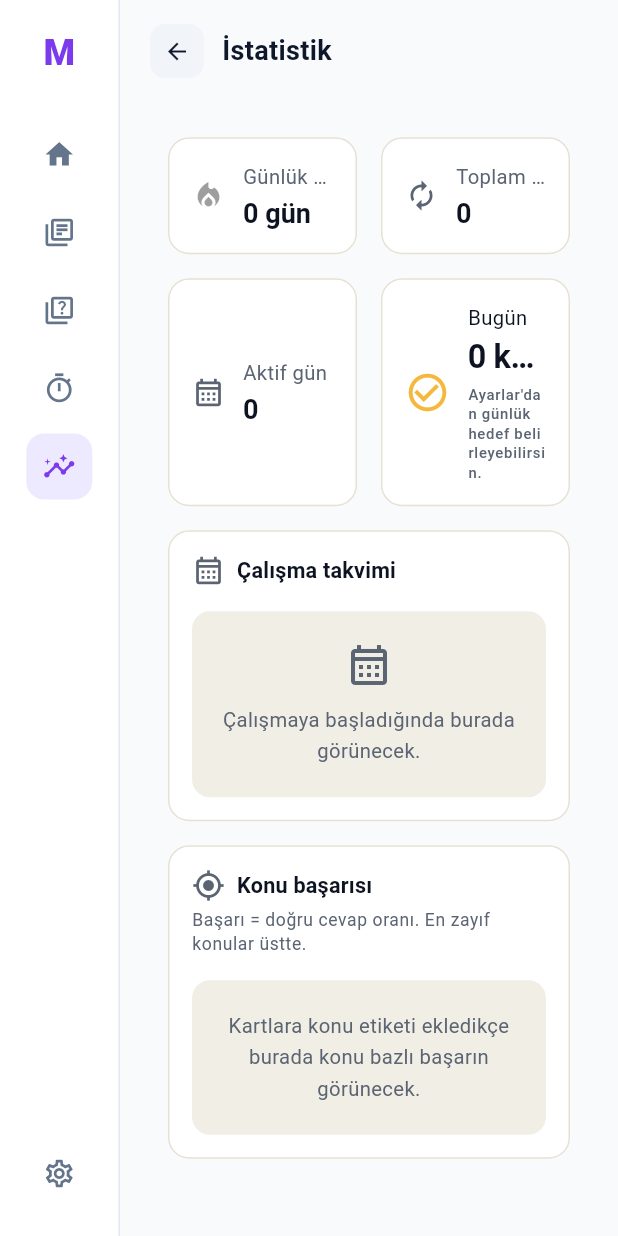
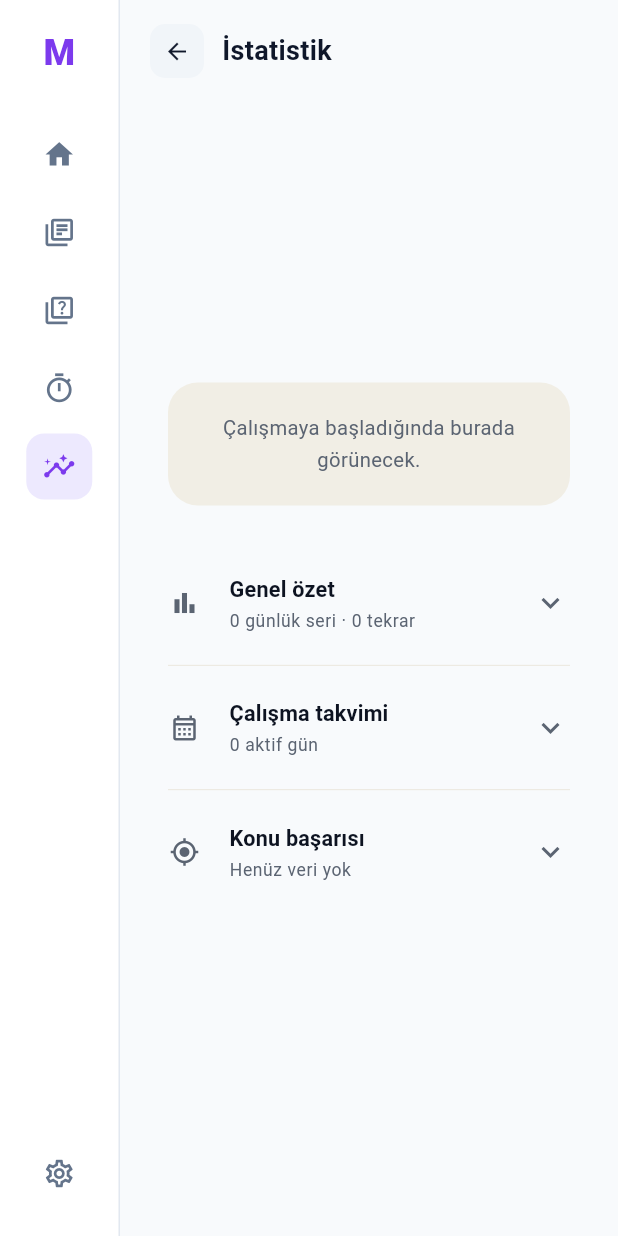
Before and after one commit to 5qzh4ds5q4-pixel/MedKart, a Flutter app: the screen it shows after launch, after a tap on the "insights" icon, on a phone screen of 412 x 824 dp. Run offline on Flutter 3.47's test engine with Material 3 defaults, Android fonts, the phone set to English and light mode, and no system bars; our stand-ins replace flutter_dotenv, pdf, shared_preferences, supabase_flutter; missing offline and left inert: dart:html, dart:js_interop; accounts and stored records are empty.

Commit message:
İstatistik ekranını dominant "bugünkü odak" kartı + katlanabilir satırlara çevir
2026-08-04 tarihli kart-ızgara düzeni tamamen kaldırıldı. Yerine:

- En üstte TEK dominant kart (_FocusCard): FlashcardStore.weakestTopicInfo
  (deck_list_screen'deki "En Zayıf Konu Antrenmanı" ile AYNI kaynak — yeni
  bir hesap icat edilmedi) + aynı konunun topicStats'taki successPercent'i.
  "Antrenmana başla" requireAuth ile sarılı, StudyScreen'i ignoreDueDate ile
  açıyor. weakestTopicInfo null ise _FocusEmptyCard düşüyor.
- Altında varsayılan KAPALI katlanabilir satırlar (_CollapsibleRow): Genel
  özet, Çalışma takvimi, Deste hazırlığı, Deneme sınavı trendi, Konu başarısı,
  Önümüzdeki 7 gün. Header'daki özet metinleri zaten hesaplanmış verilerden
  okunuyor, yeni hesap yok.
- Ekrandaki TEK amber vurgu bilerek odak kartında; alttaki satırlar nötr.

"Bugün İçin Özet" kartı BİLİNÇLİ olarak eklenmedi: üç ayrı yeni hesap
gerektiriyor ve "yeni hesap icat etme" kuralıyla çelişirdi.

Bölüm içerikleri artık satır açılmadan görünmediği için 5 test dosyasında
ilgili satırı açan tester.tap eklendi; daily_goal_test'teki "dar ekranda tek
sütuna düşer" testi silindi (ızgara kavramı retire olunca test edilecek bir
kırılma noktası kalmadı). Yeni stats_screen_test.dart (9 test).

667 -> 675/675 yeşil, flutter analyze bu dosyalarda 0 yeni uyarı.
Tarayıcıda görsel olarak DOĞRULANMADI.

Co-Authored-By: Claude Opus 5 (1M context) <noreply@anthropic.com>

```diff
--- a/lib/screens/stats_screen.dart
+++ b/lib/screens/stats_screen.dart
@@ -1,11 +1,13 @@
 import 'package:flutter/material.dart';
 import 'package:provider/provider.dart';
 
+import '../models/card_filter.dart';
 import '../srs/srs_engine.dart';
 import '../state/flashcard_store.dart';
 import '../state/study_settings.dart';
 import '../theme/app_theme.dart';
 import '../utils/breakpoints.dart';
+import '../utils/require_auth.dart';
 import '../widgets/app_shell.dart';
 import '../widgets/content_shell.dart';
 import '../widgets/daily_goal_ring.dart';
@@ -13,20 +15,23 @@ import '../widgets/exam_trend_chart.dart';
 import '../widgets/review_forecast_chart.dart';
 import '../widgets/study_heatmap.dart';
 import '../widgets/topic_success_bar.dart';
+import 'study_screen.dart';
 
 /// İstatistik ekranı: çalışma serisi (streak), günlük heatmap, deneme sınavı
 /// trendi ve konu bazlı başarı oranları. Amaç kullanıcının düzenini ve zayıf
 /// konusunu görmesi.
 ///
-/// DÜZEN (2026-08-04, referans tasarımdan): dikey liste yerine kart-ızgara.
-/// Üstte 4 metrik kartı yan yana, altında bölümler iki sütunlu ızgarada,
-/// en altta tam genişlik "Önümüzdeki 7 gün". Dar ekranda ızgara tek sütuna
-/// düşer (bkz. [_columnsFor]).
+/// DÜZEN (2026-08-17, referans taslaktan — kart-ızgara düzenini KALDIRDI):
+/// en üstte TEK dominant "bugünkü odak" kartı (en zayıf konu, bkz.
+/// [FlashcardStore.weakestTopicInfo] — YENİ bir hesap İCAT EDİLMEDİ, var
+/// olan "En Zayıf Konu Antrenmanı" mantığı aynen kullanıldı), altında
+/// varsayılan KAPALI katlanabilir satırlar (`_CollapsibleRow`). Her satırın
+/// İÇERİĞİ (StudyHeatmap, ExamTrendChart, _DeckReadinessBar, TopicSuccessBar,
+/// ReviewForecastChart, metrik kartları) DEĞİŞMEDİ — yalnızca artık bir
+/// ExpansionTile'ın içinde, açılana kadar gizli.
 ///
-/// Gövde bilinçli olarak `ListView` DEĞİL `SingleChildScrollView`: ızgarada
-/// bölümler yan yana durduğu için tembel oluşturma bir şey kazandırmıyor
-/// (içerik zaten sınırlı) ama görünmeyen sütunun hiç build edilmemesine yol
-/// açıyordu.
+/// Gövde bilinçli olarak `ListView` DEĞİL `SingleChildScrollView` — önceki
+/// ızgara düzeninden kalma bir tercih, hâlâ geçerli (içerik sınırlı).
 class StatsScreen extends StatelessWidget {
   const StatsScreen({super.key, this.now});
 
@@ -48,6 +53,18 @@ class StatsScreen extends StatelessWidget {
     final reviewForecast = store.cards.isEmpty
         ? null
         : SrsEngine.reviewForecast(store.cards, today);
+    // Kütüphane geneli en zayıf konu — güvenilir veri yoksa null (bkz.
+    // [SrsEngine.weakestReliableTopic]). Yeni bir "en zayıf" hesabı YOK,
+    // deck_list_screen'deki "En Zayıf Konu Antrenmanı" ile AYNI kaynak.
+    final weakestTopic = store.weakestTopicInfo;
+    // weakestTopic doluyken aynı konunun başarı yüzdesi topicStats'tan
+    // okunuyor (ikisi aynı `_cards` listesinden türetildiği için topic her
+    // zaman orada bulunur) — burada da yeni bir hesap YOK.
+    final weakestTopicPercent = weakestTopic == null
+        ? null
+        : topicStats
+              .firstWhere((stat) => stat.topic == weakestTopic.topic)
+              .successPercent;
 
     return AppShell(
       active: SideNavItem.stats,
@@ -58,27 +75,35 @@ class StatsScreen extends StatelessWidget {
           builder: (context, size) {
             final horizontal = responsiveHorizontalPadding(size);
 
-            // Sol sütun: takvim + hazırlık + trend. Sağ sütun: konu başarısı.
-            // Tek sütuna düşen ekranlarda ikisi alt alta gelir.
-            final leftSections = <Widget>[
-              // subtitle YOK: StudyHeatmap kendi açıklama cümlesini zaten
-              // içeride yazıyor ("Her kare bir gün..."), burada bir tane
-              // daha eklemek metni ikizliyordu.
-              _SectionCard(
+            final rows = <Widget>[
+              _CollapsibleRow(
+                icon: Icons.bar_chart_outlined,
+                title: 'Genel özet',
+                summary: '$streak günlük seri · ${log.total} tekrar',
+                child: _MetricRow(
+                  columns: _metricColumnsFor(size),
+                  streak: streak,
+                  total: log.total,
+                  activeDays: log.activeDays,
+                  today: log.countOn(today),
+                  dailyGoal: dailyGoal,
+                ),
+              ),
+              _CollapsibleRow(
                 icon: Icons.calendar_month_outlined,
                 title: 'Çalışma takvimi',
+                summary: '${log.activeDays} aktif gün',
                 child: StudyHeatmap(log: log, now: today),
               ),
               // Kartı olmayan desteler listeye hiç girmiyor; hepsi boşsa
-              // (ya da hiç deste yoksa) bölüm başlığıyla birlikte gizlenir.
+              // (ya da hiç deste yoksa) satır tamamen gizlenir.
               if (deckReadiness.isNotEmpty)
-                _SectionCard(
+                _CollapsibleRow(
                   icon: Icons.layers_outlined,
                   title: 'Deste hazırlığı',
-                  subtitle:
-                      'Hazır = üst üste en az '
-                      '${SrsEngine.difficultyKolayRepetitions} kez doğru '
-                      'bildiğin kartlar. En az hazır deste üstte.',
+                  summary:
+                      '${deckReadiness.length} deste · en düşük '
+                      '%${deckReadiness.first.readyPercent} hazır',
                   child: Column(
                     children: [
                       for (final readiness in deckReadiness)
@@ -91,21 +116,21 @@ class StatsScreen extends StatelessWidget {
                     ],
                   ),
                 ),
-              // Tek deneme trend değil: 2'den az sonuçta başlığıyla
-              // birlikte tüm bölüm gizlenir (bkz. ExamTrendChart.shouldShow).
+              // Tek deneme trend değil: 2'den az sonuçta satır hiç görünmez
+              // (bkz. ExamTrendChart.shouldShow).
               if (ExamTrendChart.shouldShow(examResults))
-                _SectionCard(
+                _CollapsibleRow(
                   icon: Icons.show_chart,
                   title: 'Deneme sınavı trendi',
+                  summary: 'Son puan %${examResults.first.percent}',
                   child: ExamTrendChart(results: examResults),
                 ),
-            ];
-
-            final rightSections = <Widget>[
-              _SectionCard(
+              _CollapsibleRow(
                 icon: Icons.my_location_outlined,
                 title: 'Konu başarısı',
-                subtitle: 'Başarı = doğru cevap oranı. En zayıf konular üstte.',
+                summary: topicStats.isEmpty
+                    ? 'Henüz veri yok'
+                    : 'Tüm konular · ${topicStats.length} konu',
                 child: topicStats.isEmpty
                     ? _EmptyTopics()
                     : Column(
@@ -123,6 +148,18 @@ class StatsScreen extends StatelessWidget {
                         ],
                       ),
               ),
+              // Hiç kart yoksa tahmin edilecek yük de yok: satır tamamen
+              // gizlenir.
+              if (reviewForecast != null)
+                _CollapsibleRow(
+                  icon: Icons.event_outlined,
+                  title: 'Önümüzdeki 7 gün',
+                  summary:
+                      'Toplam '
+                      '${reviewForecast.fold<int>(0, (sum, d) => sum + d.count)}'
+                      ' kart bekleniyor',
+                  child: ReviewForecastChart(days: reviewForecast),
+                ),
             ];
 
             return SingleChildScrollView(
@@ -130,33 +167,12 @@ class StatsScreen extends StatelessWidget {
               child: Column(
                 crossAxisAlignment: CrossAxisAlignment.stretch,
                 children: [
-                  _MetricRow(
-                    columns: _metricColumnsFor(size),
-                    streak: streak,
-                    total: log.total,
-                    activeDays: log.activeDays,
-                    today: log.countOn(today),
-                    dailyGoal: dailyGoal,
+                  _FocusCard(
+                    weakestTopic: weakestTopic,
+                    successPercent: weakestTopicPercent,
                   ),
-                  const SizedBox(height: AppTheme.space16),
-                  _SectionGrid(
-                    columns: _columnsFor(size),
-                    left: leftSections,
-                    right: rightSections,
-                  ),
-                  // Hiç kart yoksa tahmin edilecek yük de yok: bölüm
-                  // başlığıyla birlikte gizlenir.
-                  if (reviewForecast != null) ...[
-                    const SizedBox(height: AppTheme.space16),
-                    _SectionCard(
-                      icon: Icons.event_outlined,
-                      title: 'Önümüzdeki 7 gün',
-                      subtitle:
-                          'Hangi gün kaç kartın tekrara düşeceği. '
-                          'Gecikmiş kartlar bugüne sayılır.',
-                      child: ReviewForecastChart(days: reviewForecast),
-                    ),
-                  ],
+                  const SizedBox(height: AppTheme.space24),
+                  _CollapsibleSectionList(rows: rows),
                 ],
               ),
             );
@@ -175,15 +191,214 @@ class StatsScreen extends StatelessWidget {
   static const Key metricActiveDaysKey = ValueKey('stats.metric.activeDays');
   static const Key metricTodayKey = ValueKey('stats.metric.today');
 
-  /// Bölüm ızgarasının sütun sayısı: yalnızca masaüstünde iki sütun.
-  /// Tablette (600-900) iki sütun ısı haritasını ve konu çubuklarını
-  /// okunamayacak kadar sıkıştırıyordu.
-  static int _columnsFor(ScreenSize size) => size.isDesktop ? 2 : 1;
+  /// Üstteki metrik kartlarının sütun sayısı (yalnızca "Genel özet" satırı
+  /// açıldığında görünür). Masaüstünde tasarımdaki gibi 4'ü yan yana; daha
+  /// darda 2x2.
+  static int _metricColumnsFor(ScreenSize size) => size.isDesktop ? 4 : 2;
+}
 
-  /// Üstteki metrik kartlarının sütun sayısı. Masaüstünde tasarımdaki gibi
-  /// 4'ü yan yana; daha darda 2x2 (4'ünü alt alta dizmek ekranın tamamını
-  /// yerdi ve altındaki bölümleri kaydırma dışına itiyordu).
-  static int _metricColumnsFor(ScreenSize size) => size.isDesktop ? 4 : 2;
+/// En üstteki TEK dominant "bugünkü odak" kartı.
+///
+/// [weakestTopic] null ise (yeterli/güvenilir veri yok, bkz.
+/// [SrsEngine.weakestReliableTopic]) basit bir bekleme mesajı gösteren
+/// [_FocusEmptyCard]'a düşer — YENİ bir "en zayıf konu" tahmini İCAT EDİLMEZ.
+///
+/// Ekrandaki TEK amber vurgusu bilerek burada: rozet, ikon, kenarlık ve buton
+/// hepsi `colorScheme.primary`. Aşağıdaki katlanabilir satırlar nötr kalıyor.
+class _FocusCard extends StatelessWidget {
+  const _FocusCard({required this.weakestTopic, required this.successPercent});
+
+  final WeakestTopicInfo? weakestTopic;
+
+  /// [weakestTopic] doluyken aynı konunun `topicStats` içindeki başarı
+  /// yüzdesi — bkz. [StatsScreen.build] yorumu, burada hesaplanmıyor.
+  final int? successPercent;
+
+  @override
+  Widget build(BuildContext context) {
+    final topic = weakestTopic;
+    if (topic == null) {
+      return const _FocusEmptyCard();
+    }
+
+    final theme = Theme.of(context);
+    final scheme = theme.colorScheme;
+
+    return Container(
+      padding: const EdgeInsets.all(AppTheme.space24),
+      decoration: BoxDecoration(
+        color: scheme.surface,
+        borderRadius: BorderRadius.circular(20),
+        border: Border.all(color: scheme.primary.withValues(alpha: 0.4)),
+        boxShadow: [
+          BoxShadow(
+            color: scheme.primary.withValues(alpha: 0.12),
+            blurRadius: 24,
+            offset: const Offset(0, 8),
+          ),
+        ],
+      ),
+      child: Column(
+        crossAxisAlignment: CrossAxisAlignment.start,
+        children: [
+          Container(
+            padding: const EdgeInsets.symmetric(horizontal: 10, vertical: 4),
+            decoration: BoxDecoration(
+              color: scheme.primary.withValues(alpha: 0.15),
+              borderRadius: BorderRadius.circular(999),
+            ),
+            child: Text(
+              'BUGÜN İÇİN',
+              style: theme.textTheme.labelSmall?.copyWith(
+                color: scheme.primary,
+                fontWeight: FontWeight.w700,
+                letterSpacing: 0.6,
+              ),
+            ),
+          ),
+          const SizedBox(height: AppTheme.space12),
+          Row(
+            crossAxisAlignment: CrossAxisAlignment.start,
+            children: [
+              Icon(
+                Icons.local_fire_department,
+                color: scheme.primary,
+                size: 26,
+              ),
+              const SizedBox(width: AppTheme.space8),
+              Expanded(
+                child: Text(
+                  '${topic.topic} konusuna odaklan',
+                  style: theme.textTheme.headlineSmall?.copyWith(
+                    fontWeight: FontWeight.w700,
+                  ),
+                ),
+              ),
+            ],
+          ),
+          const SizedBox(height: AppTheme.space8),
+          Text(
+            '%${successPercent ?? 0} başarı · ${topic.cardCount} kart',
+            style: theme.textTheme.bodyMedium?.copyWith(
+              color: scheme.onSurfaceVariant,
+            ),
+          ),
+          const SizedBox(height: AppTheme.space16),
+          FilledButton.icon(
+            onPressed: () => requireAuth(
+              context,
+              () => Navigator.of(context).push(
+                MaterialPageRoute(
+                  builder: (_) => StudyScreen(
+                    filter: CardFilter(topics: {topic.topic}),
+                    ignoreDueDate: true,
+                  ),
+                ),
+              ),
+              reason:
+                  'Çalışmaya başlamak için giriş yap — ilerlemen kaydedilsin.',
+            ),
+            icon: const Icon(Icons.play_arrow),
+            label: const Text('Antrenmana başla'),
+          ),
+        ],
+      ),
+    );
+  }
+}
+
+/// [_FocusCard]'ın yeterli/güvenilir veri yokken düştüğü sade hâl.
+class _FocusEmptyCard extends StatelessWidget {
+  const _FocusEmptyCard();
+
+  @override
+  Widget build(BuildContext context) {
+    final theme = Theme.of(context);
+    return Container(
+      width: double.infinity,
+      padding: const EdgeInsets.all(20),
+      decoration: BoxDecoration(
+        color: theme.colorScheme.surfaceContainerHighest,
+        borderRadius: BorderRadius.circular(20),
+      ),
+      child: Text(
+        'Çalışmaya başladığında burada görünecek.',
+        textAlign: TextAlign.center,
+        style: theme.textTheme.bodyMedium?.copyWith(
+          color: theme.colorScheme.onSurfaceVariant,
+        ),
+      ),
+    );
+  }
+}
+
+/// Katlanabilir bölüm listesi: köşesiz düz satırlar, aralarında ince
+/// (0.5px) ayraç — KART görünümü değil, kullanıcı talimatıyla bilinçli.
+class _CollapsibleSectionList extends StatelessWidget {
+  const _CollapsibleSectionList({required this.rows});
+
+  final List<Widget> rows;
+
+  @override
+  Widget build(BuildContext context) {
+    final scheme = Theme.of(context).colorScheme;
+    final children = <Widget>[];
+    for (var i = 0; i < rows.length; i++) {
+      if (i > 0) {
+        children.add(
+          Divider(height: 1, thickness: 0.5, color: scheme.outlineVariant),
+        );
+      }
+      children.add(rows[i]);
+    }
+    return Column(children: children);
+  }
+}
+
+/// Tek bir katlanabilir satır: ikon + başlık + kısa özet metni (kapalıyken
+/// görünen tek şey), açılınca [child] aynen görünür. Varsayılan KAPALI —
+/// [ExpansionTile]'ın kendi varsayılanı, elle bir şey yapmaya gerek yok.
+///
+/// `shape`/`collapsedShape` BİLEREK saydam: [ExpansionTile]'ın kendi
+/// varsayılan kenarlığı bu satırı bir "kart" gibi göstermesin diye — ayraç
+/// çizgisi [_CollapsibleSectionList] tarafından satırlar ARASINA ayrıca
+/// ekleniyor.
+class _CollapsibleRow extends StatelessWidget {
+  const _CollapsibleRow({
+    required this.icon,
+    required this.title,
+    required this.summary,
+    required this.child,
+  });
+
+  final IconData icon;
+  final String title;
+  final String summary;
+  final Widget child;
+
+  @override
+  Widget build(BuildContext context) {
+    final theme = Theme.of(context);
+    return ExpansionTile(
+      shape: Border.all(color: Colors.transparent),
+      collapsedShape: Border.all(color: Colors.transparent),
+      tilePadding: const EdgeInsets.symmetric(vertical: AppTheme.space4),
+      childrenPadding: const EdgeInsets.only(bottom: AppTheme.space16),
+      leading: Icon(
+        icon,
+        size: 20,
+        color: theme.colorScheme.onSurfaceVariant,
+      ),
+      title: Text(title, style: theme.textTheme.titleMedium),
+      subtitle: Text(
+        summary,
+        style: theme.textTheme.bodySmall?.copyWith(
+          color: theme.colorScheme.onSurfaceVariant,
+        ),
+      ),
+      children: [child],
+    );
+  }
 }
 
 /// Üstteki dört metrik kartı, [columns] sütunlu satırlara bölünmüş hâlde.
@@ -210,8 +425,9 @@ class _MetricRow extends StatelessWidget {
     final scheme = theme.colorScheme;
 
     final cards = <Widget>[
-      // Alevin amberi BİLEREK duruyor: "Bugün" kartıyla birlikte ekranda
-      // amberin izin verildiği iki yerden biri (bkz. [_StatCard] notu).
+      // Alevin amberi BİLEREK duruyor: içerik değişmedi (bkz. dosya başı
+      // yorumu — dominant kart artık ekranın TEK vurgusu olsa da, bu
+      // metrik kartın kendi rengi eski davranışı bit-bit koruyor).
       _StatCard(
         key: StatsScreen.metricStreakKey,
         icon: Icons.local_fire_department,
@@ -233,10 +449,7 @@ class _MetricRow extends StatelessWidget {
         iconColor: scheme.onSurfaceVariant,
         label: 'Aktif gün',
         // NOT: `StudyLog.activeDays` TÜM ZAMANLARDAKİ kayıtlı gün sayısıdır
-        // (`_counts.length`), son 30 gün değil. Eskiden buradaki alt metin
-        // bunu bilerek "son 30 gün" DEMİYORDU; alt metin tamamen kaldırıldı,
-        // yani iddia hâlâ yok. Pencereli bir sayım istenirse önce StudyLog'a
-        // o hesabı eklemek gerekir.
+        // (`_counts.length`), son 30 gün değil.
         value: '$activeDays',
       ),
       _TodayCard(today: today, goal: dailyGoal),
@@ -294,21 +507,6 @@ class _TodayCard extends StatelessWidget {
 
 /// Üstteki metrik kartlarının ortak kabuğu: ikon + etiket + değer (+ opsiyonel
 /// alt metin), sağda opsiyonel bir görsel (hedef halkası).
-///
-/// GÖRSEL AĞIRLIK (2026-08-05): dört kart artık eşit ağırlıkta DEĞİL.
-/// [emphasized] olan tek kart ("Bugün") büyük rakam + amber ikon alır; diğer
-/// üçü küçük rakam + nötr ikon + soluk etiketle geri çekilir. Amaç ekrandaki
-/// amberi seyreltmek: bu ekranda amber yalnızca "Bugün" kartının ikonunda ve
-/// seri alevinde kalır, kalan ikonlar `onSurfaceVariant`. Yeni bir metrik
-/// eklerken bu ayrımı bozma — vurgulanan kart bir tane olmalı.
-/// (DÜZELTME 2026-08-11: "Bugün" kartının amber KENARLIĞI kaldırıldı —
-/// amber/gold temizliği, artık diğer üç kart gibi border'sız. İkonu hâlâ
-/// amber, bu satır o kadarını değiştirmedi; kullanıcı yalnızca kenarlığı
-/// hedef aldı.)
-///
-/// [caption] artık opsiyonel: rakamı tekrarlayan açıklama cümleleri
-/// ("Serini koru, devam et!" gibi) kaldırıldı. Yalnızca metnin VERİ taşıdığı
-/// yerde doldurulur (hedefe kalan kart sayısı).
 class _StatCard extends StatelessWidget {
   const _StatCard({
     super.key,
@@ -390,59 +588,6 @@ class _StatCard extends StatelessWidget {
       ),
     );
   }
-
-}
-
-/// Bölümleri iki sütuna dağıtır; [columns] 1 ise hepsini alt alta dizer
-/// (sol sütunun içeriği önce gelir — okuma sırası korunur).
-class _SectionGrid extends StatelessWidget {
-  const _SectionGrid({
-    required this.columns,
-    required this.left,
-    required this.right,
-  });
-
-  final int columns;
-  final List<Widget> left;
-  final List<Widget> right;
-
-  @override
-  Widget build(BuildContext context) {
-    if (columns < 2) {
-      return Column(
-        crossAxisAlignment: CrossAxisAlignment.stretch,
-        children: _spaced([...left, ...right]),
-      );
-    }
-
-    return Row(
-      crossAxisAlignment: CrossAxisAlignment.start,
-      children: [
-        Expanded(
-          child: Column(
-            crossAxisAlignment: CrossAxisAlignment.stretch,
-            children: _spaced(left),
-          ),
-        ),
-        const SizedBox(width: AppTheme.space16),
-        Expanded(
-          child: Column(
-            crossAxisAlignment: CrossAxisAlignment.stretch,
-            children: _spaced(right),
-          ),
-        ),
-      ],
-    );
-  }
-
-  static List<Widget> _spaced(List<Widget> items) {
-    final out = <Widget>[];
-    for (var i = 0; i < items.length; i++) {
-      if (i > 0) out.add(const SizedBox(height: AppTheme.space16));
-      out.add(items[i]);
-    }
-    return out;
-  }
 }
 
 /// Eşit genişlikte kartları [columns] sütunlu satırlara böler. Bir satırdaki
@@ -486,71 +631,7 @@ class _CardGrid extends StatelessWidget {
   }
 }
 
-/// Bir istatistik bölümünün kart kabuğu: ikon + başlık (+ açıklama) + içerik.
-/// Bölümlerin İÇERİĞİ değişmedi, yalnızca ızgaraya yerleşecek bir kaba alındı.
-class _SectionCard extends StatelessWidget {
-  const _SectionCard({
-    required this.icon,
-    required this.title,
-    required this.child,
-    this.subtitle,
-  });
-
-  final IconData icon;
-  final String title;
-  final String? subtitle;
-  final Widget child;
-
-  @override
-  Widget build(BuildContext context) {
-    final theme = Theme.of(context);
-    final caption = subtitle;
-
-    return Card(
-      child: Padding(
-        padding: const EdgeInsets.all(AppTheme.space16),
-        child: Column(
-          crossAxisAlignment: CrossAxisAlignment.start,
-          children: [
-            Row(
-              children: [
-                // NÖTR, bilerek: amber bu ekranda yalnızca "Bugün" kartında
-                // ve seri alevinde kalıyor (bkz. [_StatCard] notu).
-                Icon(icon, size: 22, color: theme.colorScheme.onSurfaceVariant),
-                const SizedBox(width: AppTheme.space8),
-                Expanded(
-                  child: Text(title, style: theme.textTheme.titleMedium),
-                ),
-              ],
-            ),
-            if (caption != null) ...[
-              const SizedBox(height: AppTheme.space4),
-              Text(
-                caption,
-                style: theme.textTheme.bodySmall?.copyWith(
-                  color: theme.colorScheme.onSurfaceVariant,
-                ),
-              ),
-            ],
-            const SizedBox(height: AppTheme.space16),
-            child,
-          ],
-        ),
-      ),
-    );
-  }
-}
-
 /// Tek bir destenin hazırlık satırı: ad + yüzde + çubuk + "hazır/toplam kart".
-///
-/// Görsel dil [TopicSuccessBar] ile aynı (aynı çubuk yüksekliği/yarıçapı);
-/// ayrı bir widget olmasının tek sebebi alt metnin "3/10 kart" biçiminde iki
-/// sayı taşıması — [TopicSuccessBar] tek sayı gösteriyor ve onun davranışını
-/// değiştirmek istemedik.
-///
-/// NOT (2026-08-05): renk eşikleri artık [TopicSuccessBar] ile AYNI DEĞİL.
-/// Orada kırmızı kaldırıldı (amber → yeşil kademe), burada duruyor: bu iş
-/// yalnızca "Konu başarısı" bölümünü kapsıyordu. Birleştirmek ayrı bir karar.
 class _DeckReadinessBar extends StatelessWidget {
   const _DeckReadinessBar({required this.readiness});
 
@@ -563,12 +644,6 @@ class _DeckReadinessBar extends StatelessWidget {
     final isDark = theme.brightness == Brightness.dark;
     final percent = readiness.readyPercent;
 
-    // 2026-08-11 amber/gold temizliği: eskiden hazırlık yüzdesine göre
-    // KIRMIZI/tertiary/primary (amber) arasında dallanıyordu ("Konu
-    // başarısı"ndan AYRI, bilinçli olarak kırmızıyı koruyordu — bkz. eski
-    // not). Kullanıcı bu çubuğu doğrudan mor→pembe TEK bir gradyana
-    // çevirmeyi istedi; artık dallanma YOK, `TopicSuccessBar`'ın semantik
-    // (durum) renkleriyle KARIŞTIRILMASIN — o widget'a dokunulmadı.
     final percentColor = isDark
         ? AppTheme.dashboardViolet
         : AppTheme.dashboardVioletDeep;
```
Also changed, not shown: 7 other files.
